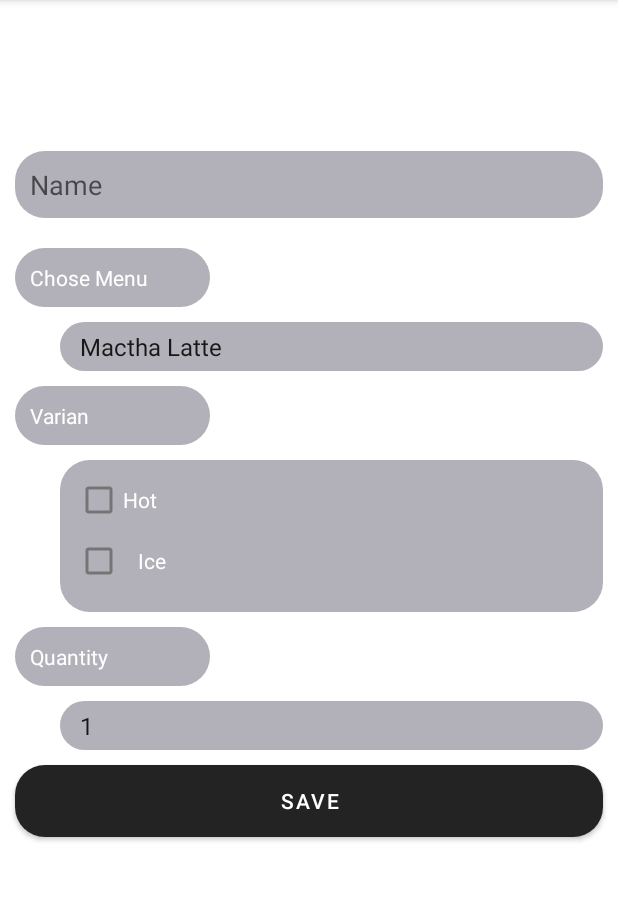
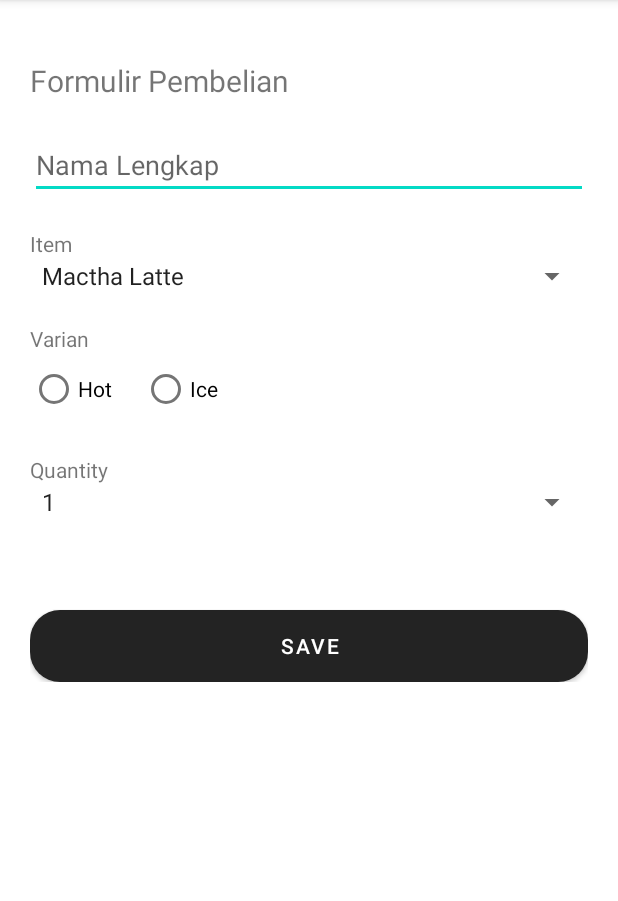
Before and after one commit to pmp-kelompok-3/historia-cofeee, an Android app: the formPembelian screen opened directly, with no data from a screen before it, on a phone screen of 412 x 824 dp, the part 84-985 px from its top. Run offline under Robolectric (Android 15) with nearby library versions, the phone set to English and light mode, and no system bars.

Commit message:
update design for order form

```diff
--- a/app/src/main/java/com/example/kelompok/formPembelian.kt
+++ b/app/src/main/java/com/example/kelompok/formPembelian.kt
@@ -19,8 +19,8 @@ class formPembelian : AppCompatActivity() {
     lateinit var spQty: Spinner
 
     //checkbox
-    lateinit var cbHot: CheckBox
-    lateinit var cbIce: CheckBox
+    lateinit var cbHot: RadioButton
+    lateinit var cbIce: RadioButton
 
     //button
     lateinit var btnSave: Button
--- a/app/src/main/res/layout/activity_form_pembelian.xml
+++ b/app/src/main/res/layout/activity_form_pembelian.xml
@@ -9,123 +9,80 @@
 
     <LinearLayout
         android:layout_width="match_parent"
-        android:layout_height="wrap_content"
+        android:layout_height="match_parent"
+        android:layout_marginHorizontal="20dp"
+        android:layout_marginTop="40dp"
         android:orientation="vertical">
 
-        <FrameLayout
-            android:layout_width="match_parent"
-            android:layout_height="wrap_content">
-
-            <ImageView
+        <TextView
             android:layout_width="match_parent"
             android:layout_height="wrap_content"
-                android:adjustViewBounds="true"
+            android:textSize="20dp"
+            android:text="Formulir Pembelian"
             />
-
-            <ImageView
-                android:layout_width="80dp"
-                android:layout_height="80dp"
-                android:layout_margin="5dp"
-                android:adjustViewBounds="true"
-                 />
-
-        </FrameLayout>
-
-
         <EditText
             android:id="@+id/ed_nama"
             android:layout_width="match_parent"
             android:layout_height="wrap_content"
-            android:layout_margin="10dp"
-            android:background="@drawable/bg_roundes2"
-            android:padding="10dp"
-            android:backgroundTint="#B2B1B9"
-            android:hint="Name" />
+            android:layout_marginTop="20dp"
+            android:hint="Nama Lengkap" />
 
         <TextView
             android:layout_width="130dp"
             android:layout_height="wrap_content"
-            android:layout_margin="10dp"
-            android:background="@drawable/bg_roundes2"
-            android:backgroundTint="#B2B1B9"
-            android:padding="10dp"
-            android:text="Chose Menu"
-            android:textColor="@color/white"/>
-
+            android:text="Item"
+            android:layout_marginTop="20dp"/>
         <Spinner
             android:id="@+id/sp_Menu"
             android:layout_width="match_parent"
             android:layout_height="wrap_content"
-            android:layout_marginLeft="40dp"
-            android:layout_marginRight="10dp"
-            android:padding="5dp"
-            android:background="@drawable/bg_roundes2"
-            android:backgroundTint="#B2B1B9"
             android:entries="@array/Pil_Menu"/>
 
         <TextView
             android:layout_width="130dp"
             android:layout_height="wrap_content"
-            android:layout_margin="10dp"
-            android:background="@drawable/bg_roundes2"
-            android:backgroundTint="#B2B1B9"
-            android:padding="10dp"
-            android:textColor="@color/white"
-            android:text="Varian" />
-
-
+            android:text="Varian"
+            android:layout_marginTop="20dp"/>
         <LinearLayout
             android:layout_width="match_parent"
             android:layout_height="wrap_content"
-            android:layout_marginLeft="40dp"
-            android:layout_marginRight="10dp"
-            android:padding="10dp"
-            android:orientation="vertical"
-            android:background="@drawable/bg_roundes2"
-            android:backgroundTint="#B2B1B9">
-            <CheckBox
+            android:orientation="vertical">
+            <RadioGroup
+                android:layout_width="wrap_content"
+                android:layout_height="wrap_content"
+                android:orientation="horizontal">
+                <RadioButton
                     android:id="@+id/cb_Hot"
                     android:layout_width="match_parent"
-                android:layout_height="33dp"
-                android:text="Hot"
-                android:textColor="@color/white" />
+                    android:layout_height="wrap_content"
+                    android:layout_marginRight="20dp"
+                    android:text="Hot"/>
 
-            <CheckBox
+                <RadioButton
                     android:id="@+id/cb_Ice"
                     android:layout_width="match_parent"
                     android:layout_height="wrap_content"
-                android:padding="10dp"
-                android:text="Ice"
-                android:textColor="@color/white" />
-
+                    android:text="Ice"/>
+            </RadioGroup>
         </LinearLayout>
 
         <TextView
             android:layout_width="130dp"
             android:layout_height="wrap_content"
-            android:layout_margin="10dp"
-            android:background="@drawable/bg_roundes2"
-            android:backgroundTint="#B2B1B9"
-            android:padding="10dp"
             android:text="Quantity"
-            android:textColor="@color/white"/>
+            android:layout_marginTop="20dp"/>
 
         <Spinner
             android:id="@+id/sp_Qty"
             android:layout_width="match_parent"
             android:layout_height="wrap_content"
-            android:layout_marginLeft="40dp"
-            android:layout_marginRight="10dp"
-            android:padding="5dp"
-            android:background="@drawable/bg_roundes2"
-            android:backgroundTint="#B2B1B9"
             android:entries="@array/Pil_Qty"/>
 
         <Button
             android:id="@+id/btn_Saved"
             android:layout_width="match_parent"
             android:layout_height="wrap_content"
-            android:layout_margin="10dp"
+            android:layout_marginTop="60dp"
             android:text="SAVE"
             android:background="@drawable/bg_roundes2"
             android:backgroundTint="@color/white" />
```
Lines whose indentation alone changed are shown as unchanged.
